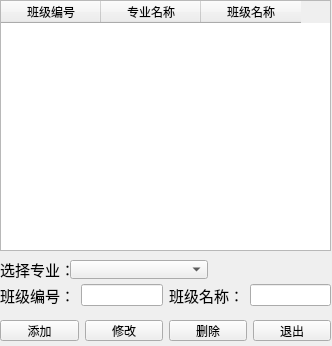
Old version of the form BaseSettings/ClassSettingWindow.ui in the repository huiliyi-lmf/StudentScoreManagement.
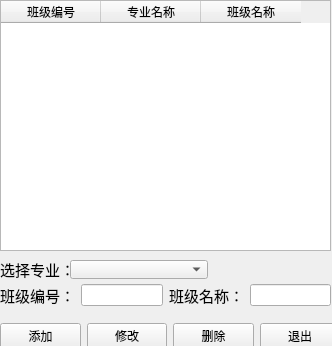
New version of the form. Icons and pictures are not drawn.

```diff
--- a/BaseSettings/ClassSettingWindow.ui
+++ b/BaseSettings/ClassSettingWindow.ui
@@ -46,7 +46,7 @@
      </property>
     </column>
    </widget>
-   <widget class="QWidget" name="">
+   <widget class="QWidget" name="layoutWidget">
     <property name="geometry">
      <rect>
       <x>0</x>
@@ -88,13 +88,13 @@
      </item>
     </layout>
    </widget>
-   <widget class="QWidget" name="">
+   <widget class="QWidget" name="layoutWidget">
     <property name="geometry">
      <rect>
       <x>0</x>
       <y>320</y>
-      <width>331</width>
-      <height>21</height>
+      <width>340</width>
+      <height>32</height>
      </rect>
     </property>
     <layout class="QHBoxLayout" name="horizontalLayout">
```
Left out of the diff: 38 changed lines with no effect on the pictures.
